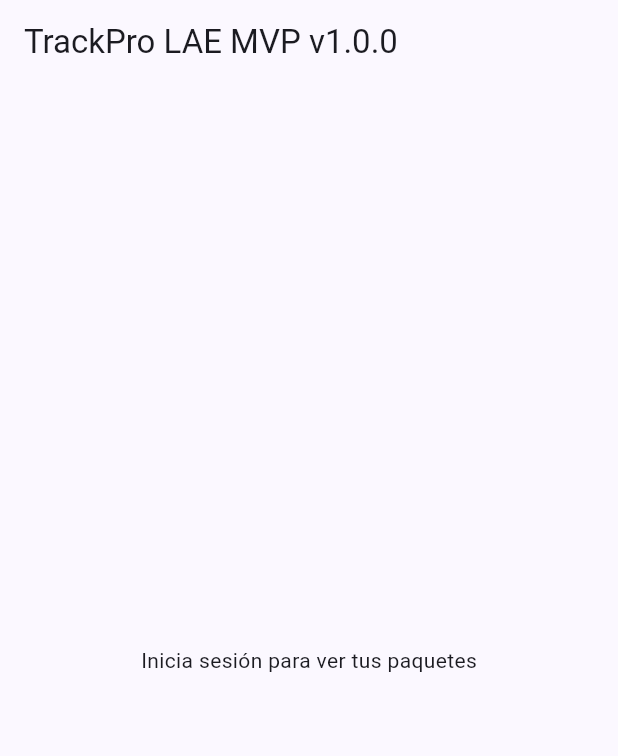
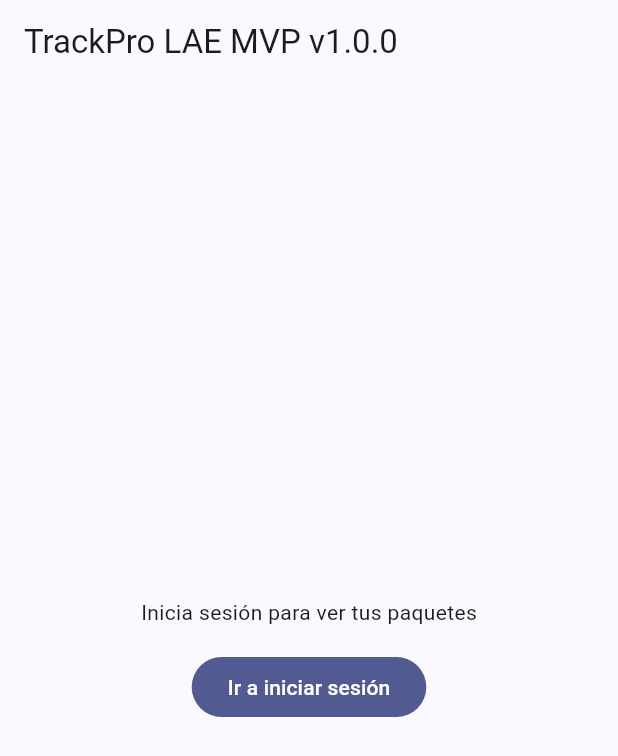
Before and after one commit to Wikedhart18/apkFlutterLae, a Flutter app: the screen it shows after launch, on a phone screen of 412 x 824 dp. Shown: the top 756 px of the screen. Run offline on Flutter 3.47's test engine with Material 3 defaults, Android fonts, the phone set to English and light mode, and no system bars; our stand-ins replace bloc, cloud_firestore, dartz, equatable, firebase_auth, firebase_core and 4 more; accounts and stored records are empty.

```diff
--- a/tracker_app/lib/src/core/presentation/app_shell.dart
+++ b/tracker_app/lib/src/core/presentation/app_shell.dart
@@ -227,7 +227,21 @@ class _PackagesBody extends StatelessWidget {
   @override
   Widget build(BuildContext context) {
     if (user == null) {
-      return const Center(child: Text('Inicia sesión para ver tus paquetes'));
+      return Center(
+        child: Column(
+          mainAxisSize: MainAxisSize.min,
+          children: [
+            const Text('Inicia sesión para ver tus paquetes'),
+            const SizedBox(height: 16),
+            FilledButton(
+              onPressed: () {
+                Navigator.of(context).pushNamed(AppRouter.login);
+              },
+              child: const Text('Ir a iniciar sesión'),
+            ),
+          ],
+        ),
+      );
     }
 
     return BlocBuilder<PackageWatcherCubit, PackageWatcherState>(
```
Also changed, not shown: tracker_app/lib/src/auth/presentation/pages/login_page.dart (+10 -0 lines).
